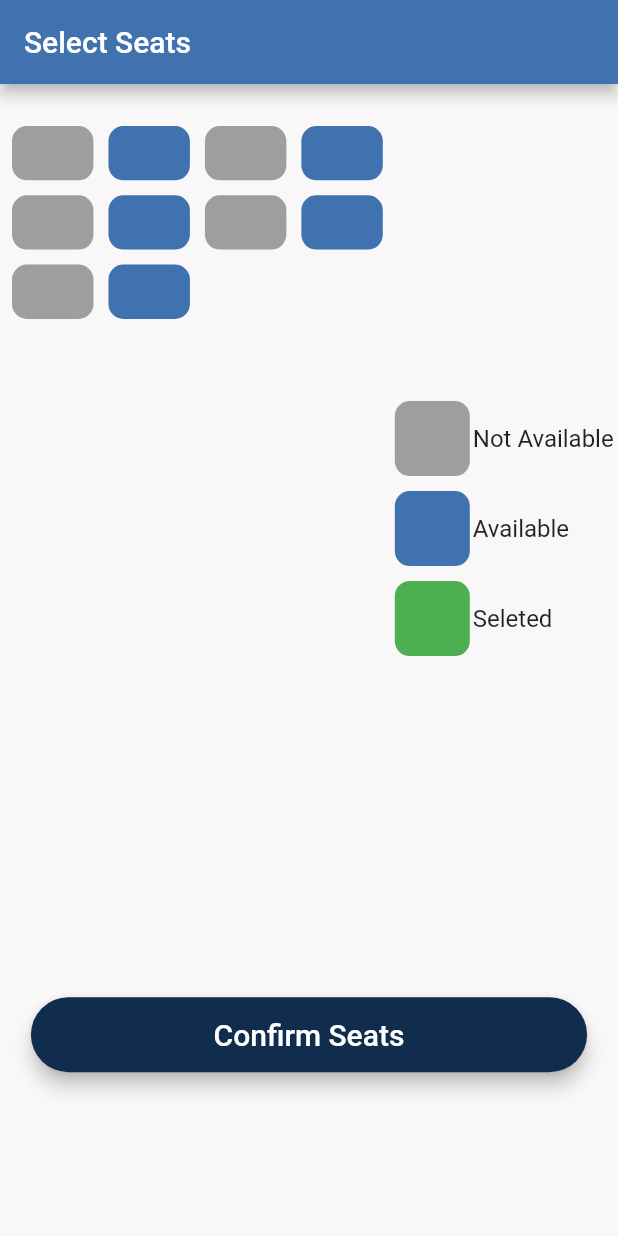
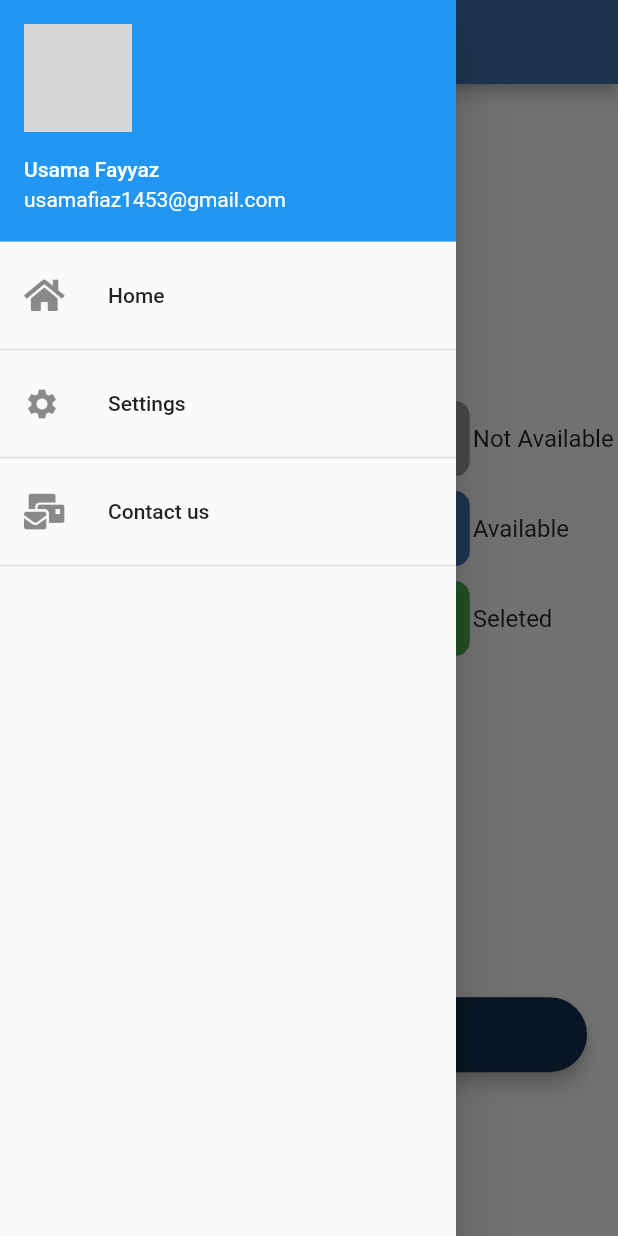
Before and after one commit to usamaTheFirst/bus_app, a Flutter app: the screen it shows after launch, with the side drawer open (before the commit the screen has no drawer), on a phone screen of 412 x 824 dp. Run offline on Flutter 3.47's test engine with Material 2 defaults, Android fonts, the phone set to English and light mode, and no system bars; our stand-ins replace flutter_svg, font_awesome_flutter, intl_phone_number_input; missing offline and left inert: dart:ffi; network calls fail; grey boxes are pictures that could not be loaded.

Commit message:
created a drawer_widget.dart

```diff
--- a/lib/exports.dart
+++ b/lib/exports.dart
@@ -11,3 +11,5 @@ export 'widgets/details_tile.dart';
 
 export 'constants/constants.dart';
 export 'screens/payment_screen.dart';
+export 'screens/seat_screen.dart';
+export 'widgets/seat_widget.dart';
--- a/lib/screens/seat_screen.dart
+++ b/lib/screens/seat_screen.dart
@@ -1,6 +1,7 @@
 import 'package:bus_ticket_app/constants/constants.dart';
 import 'package:bus_ticket_app/exports.dart';
 import 'package:bus_ticket_app/models/seat.dart';
+import 'package:bus_ticket_app/widgets/drawer_widget.dart';
 import 'package:bus_ticket_app/widgets/seat_widget.dart';
 import 'package:flutter/material.dart';
 
@@ -63,6 +64,7 @@ class SeatScreen extends StatelessWidget {
   @override
   Widget build(BuildContext context) {
     return Scaffold(
+        drawer: DrawerWidget(),
         backgroundColor: kBackgroundColor,
         appBar: AppBar(
           title: const Text('Select Seats'),
@@ -87,7 +89,7 @@ class SeatScreen extends StatelessWidget {
                             gridDelegate:
                                 SliverGridDelegateWithFixedCrossAxisCount(
                                     crossAxisCount: 4,
-                                    childAspectRatio: 3 / 2,
+                                    childAspectRatio: 3 / 3,
                                     crossAxisSpacing: 10,
                                     mainAxisSpacing: 10),
                             itemBuilder: (ctx, ind) =>
--- /dev/null
+++ b/lib/widgets/drawer_widget.dart
@@ -0,0 +1,53 @@
+import 'package:flutter/material.dart';
+import 'package:font_awesome_flutter/font_awesome_flutter.dart';
+import 'package:url_launcher/url_launcher.dart';
+
+class DrawerWidget extends StatelessWidget {
+  const DrawerWidget({Key? key}) : super(key: key);
+
+  @override
+  Widget build(BuildContext context) {
+    return Drawer(
+      child: SafeArea(
+        child: Column(
+          children: [
+            const UserAccountsDrawerHeader(
+              accountName: Text('Usama Fayyaz'),
+              accountEmail: Text('usamafiaz1453@gmail.com'),
+              currentAccountPicture: CircleAvatar(
+                backgroundImage: NetworkImage(
+                    'https://images.unsplash.com/photo-1500648767791-00dcc994a43e?ixlib=rb-1.2.1&ixid=MnwxMjA3fDB8MHxwaG90by1wYWdlfHx8fGVufDB8fHx8&auto=format&fit=crop&w=1374&q=80'),
+                backgroundColor: Colors.transparent,
+                radius: 30,
+              ),
+            ),
+            const ListTile(
+              leading: Icon(FontAwesomeIcons.home),
+              title: Text("Home"),
+            ),
+            const Divider(
+              thickness: 1,
+            ),
+            const ListTile(
+              leading: Icon(Icons.settings),
+              title: Text("Settings"),
+            ),
+            const Divider(
+              thickness: 1,
+            ),
+            ListTile(
+              leading: Icon(FontAwesomeIcons.mailBulk),
+              onTap: () async {
+                await launch("mailto:usamafiaz@1453@gmail.com");
+              },
+              title: Text("Contact us"),
+            ),
+            Divider(
+              thickness: 1,
+            ),
+          ],
+        ),
+      ),
+    );
+  }
+}
--- a/pubspec.yaml
+++ b/pubspec.yaml
@@ -38,6 +38,7 @@ dependencies:
   intl_phone_number_input: ^0.7.0+2
   font_awesome_flutter: ^9.2.0
   intl: ^0.17.0
+  url_launcher: ^6.0.20
 
 
 dev_dependencies:
```
Also changed, not shown: pubspec.lock, 1 other file.
